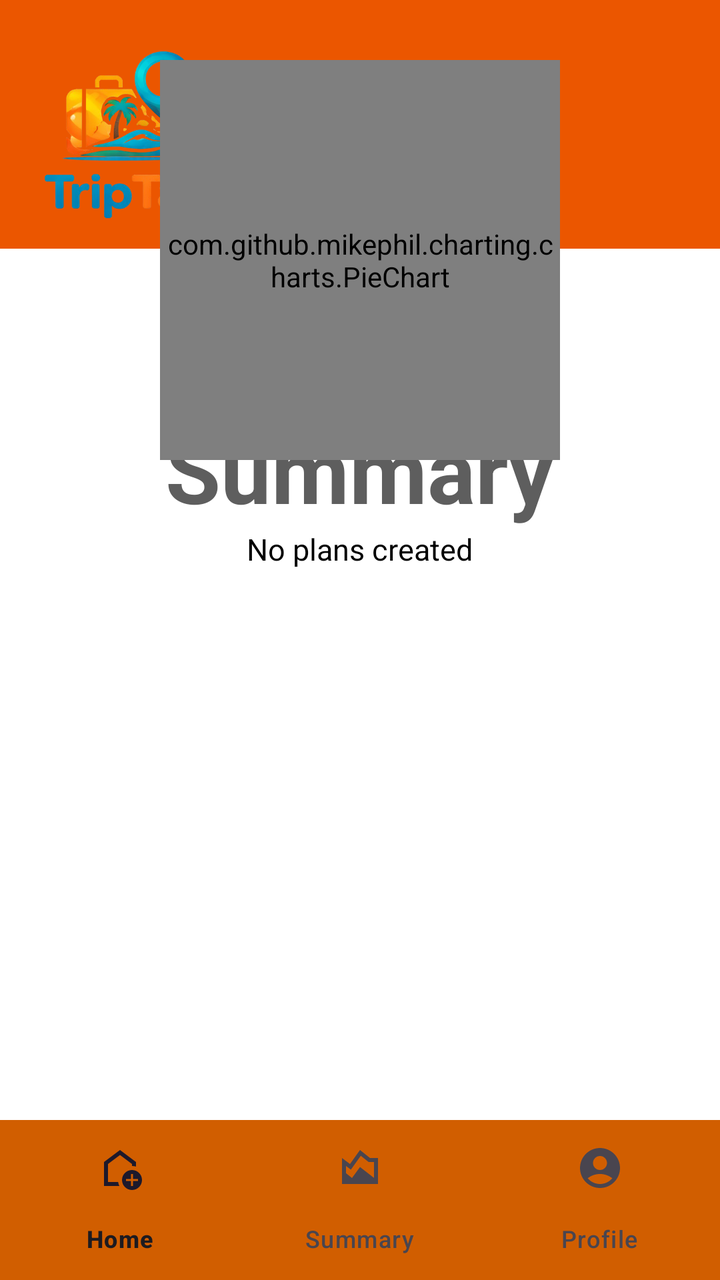
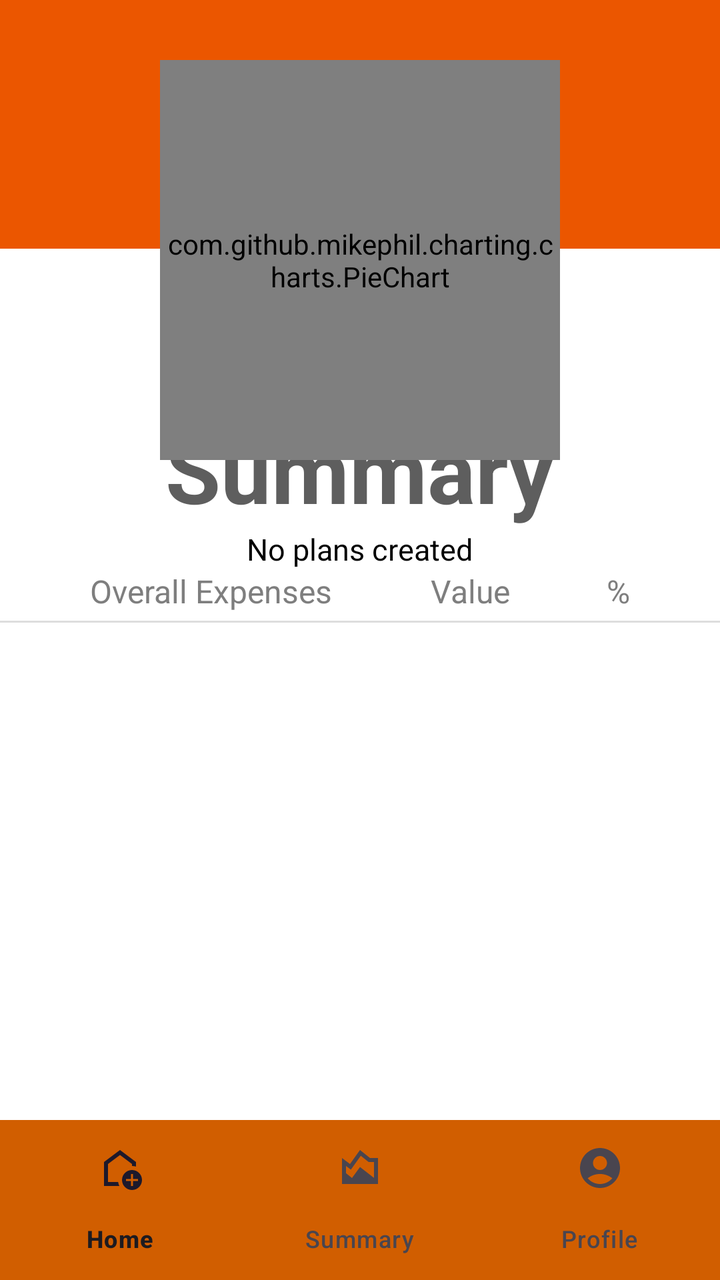

Screens rendered from an Android XML layout before and after an edit, with the pre-edit source and the edit as a unified diff.
<!-- AndroidManifest.xml: application theme Theme.TripTab -->
<!-- res/layout/activity_summary.xml -->
<?xml version="1.0" encoding="utf-8"?>
<LinearLayout xmlns:android="http://schemas.android.com/apk/res/android"
    xmlns:app="http://schemas.android.com/apk/res-auto"
    android:orientation="vertical"
    android:layout_width="match_parent"
    android:layout_height="match_parent">

    <FrameLayout
        android:layout_width="match_parent"
        android:layout_height="0dp"
        android:layout_weight="4.5">

        
        <LinearLayout
            android:layout_width="match_parent"
            android:layout_height="match_parent"
            android:orientation="vertical">

            
            <FrameLayout
                android:layout_width="match_parent"
                android:layout_height="0dp"
                android:layout_weight="1"
                android:background="#EB5600">

                <ImageView
                    android:id="@+id/logoImage"
                    android:layout_width="100dp"
                    android:layout_height="100dp"
                    android:layout_marginStart="16dp"
                    android:layout_marginTop="16dp"
                    android:src="@drawable/logo" />

            </FrameLayout>

            <LinearLayout
                android:layout_width="match_parent"
                android:layout_height="0dp"
                android:layout_weight="3.5"
                android:background="@android:color/white"
                android:paddingTop="80dp"
                android:orientation="vertical">

                <TextView
                    android:layout_width="wrap_content"
                    android:layout_height="wrap_content"
                    android:layout_gravity="center"
                    android:text="Summary"
                    android:textSize="45sp"
                    android:textStyle="bold"
                    android:textColor="#5E5E5E" />

                <TextView
                    android:layout_width="wrap_content"
                    android:layout_height="wrap_content"
                    android:layout_gravity="center"
                    android:text="No plans created"
                    android:textSize="15dp"
                    android:textColor="@color/black" />


            </LinearLayout>

        </LinearLayout>

        

        <com.github.mikephil.charting.charts.PieChart
            android:id="@+id/summaryPieChart"
            android:layout_width="200dp"
            android:layout_height="200dp"
            android:layout_gravity="center_horizontal"
            android:layout_marginTop="30dp"/>

    </FrameLayout>

    
    <com.google.android.material.bottomnavigation.BottomNavigationView
        android:id="@+id/bottom_nav_summary"
        android:layout_width="match_parent"
        android:layout_height="wrap_content"
        android:background="#D15E00"
        app:menu="@menu/bottom_nav_menu" />


</LinearLayout>
<!-- resources referenced by this layout -->
<resources>
  <color name="black">#FF000000</color>
  <!-- drawable logo: png bitmap (drawable, 148782 bytes) -->
  <style name="Theme.TripTab" parent="Base.Theme.TripTab" />
  <style name="Base.Theme.TripTab" parent="Theme.Material3.DayNight.NoActionBar">
          
          
      </style>
</resources>

<!-- the commit's change to res/layout/activity_summary.xml (unified diff, before → after) -->
@@ -21,43 +21,81 @@
                 android:layout_width="match_parent"
                 android:layout_height="0dp"
                 android:layout_weight="1"
-                android:background="#EB5600">
-
-                <ImageView
-                    android:id="@+id/logoImage"
-                    android:layout_width="100dp"
-                    android:layout_height="100dp"
-                    android:layout_marginStart="16dp"
-                    android:layout_marginTop="16dp"
-                    android:src="@drawable/logo" />
-
-            </FrameLayout>
+                android:background="#EB5600" />
 
             <LinearLayout
                 android:layout_width="match_parent"
                 android:layout_height="0dp"
                 android:layout_weight="3.5"
                 android:background="@android:color/white"
-                android:paddingTop="80dp"
-                android:orientation="vertical">
+                android:orientation="vertical"
+                android:paddingTop="80dp">
 
                 <TextView
                     android:layout_width="wrap_content"
                     android:layout_height="wrap_content"
                     android:layout_gravity="center"
                     android:text="Summary"
+                    android:textColor="#5E5E5E"
                     android:textSize="45sp"
-                    android:textStyle="bold"
-                    android:textColor="#5E5E5E" />
+                    android:textStyle="bold" />
 
                 <TextView
+                    android:id="@+id/tvNoPlansForSummary"
                     android:layout_width="wrap_content"
                     android:layout_height="wrap_content"
                     android:layout_gravity="center"
                     android:text="No plans created"
-                    android:textSize="15dp"
-                    android:textColor="@color/black" />
+                    android:textColor="@color/black"
+                    android:textSize="15dp" />
 
+                
+                <LinearLayout
+                    android:layout_width="match_parent"
+                    android:layout_height="wrap_content"
+                    android:orientation="horizontal"
+                    android:paddingHorizontal="45dp"
+                    android:paddingBottom="4dp">
+
+                    <TextView
+                        android:layout_width="0dp"
+                        android:layout_height="wrap_content"
+                        android:layout_weight="1"
+                        android:text="Overall Expenses"
+                        android:textColor="#7E7E7E"
+                        android:textSize="16dp"/>
+
+                    <TextView
+                        android:layout_width="80dp"
+                        android:layout_height="wrap_content"
+                        android:text="Value"
+                        android:gravity="center"
+                        android:textColor="#7E7E7E"
+                        android:textSize="16dp"/>
+
+                    <TextView
+                        android:layout_width="40dp"
+                        android:layout_height="wrap_content"
+                        android:text="%"
+                        android:gravity="end"
+                        android:textColor="#7E7E7E"
+                        android:textSize="16dp"/>
+
+                </LinearLayout>
+
+                <View
+                    android:layout_width="match_parent"
+                    android:layout_height="1dp"
+                    android:background="#DDDDDD"/>
+
+
+                
+                <LinearLayout
+                    android:id="@+id/containerDynamicPlans"
+                    android:layout_width="match_parent"
+                    android:layout_height="wrap_content"
+                    android:orientation="vertical"
+                    android:layout_marginTop="8dp"/>
 
             </LinearLayout>
 
<!-- resource entries referenced after the edit -->
@@ -1,7 +1,6 @@
 <!-- resources referenced by this layout -->
 <resources>
   <color name="black">#FF000000</color>
-  <!-- drawable logo: png bitmap (drawable, 148782 bytes) -->
   <style name="Theme.TripTab" parent="Base.Theme.TripTab" />
   <style name="Base.Theme.TripTab" parent="Theme.Material3.DayNight.NoActionBar">
           
